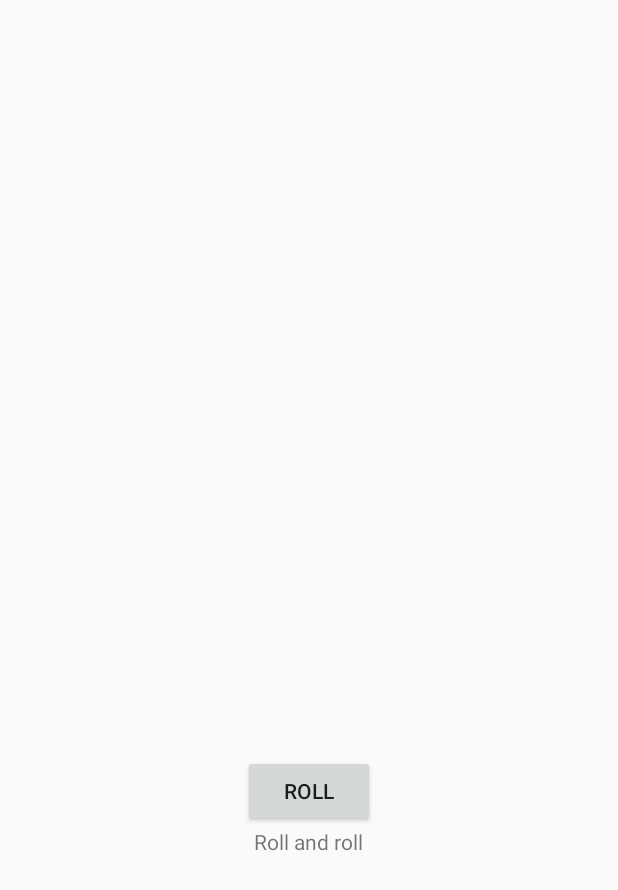
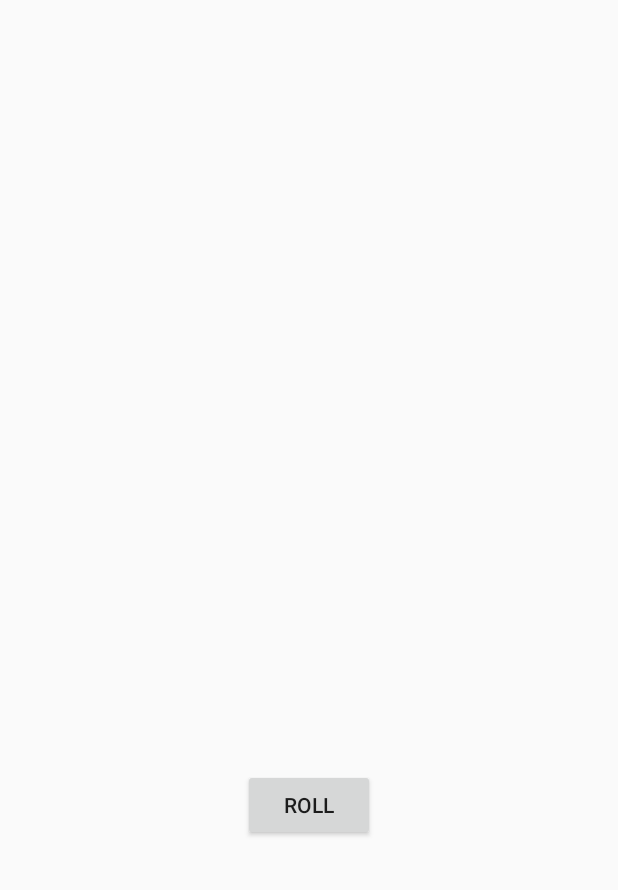
Before and after one commit to AlPoGold/GitSeminar_RollerDice, an Android app built with Jetpack Compose: the layout main_activity.xml on its own in the app's theme, with its tools: preview values and no code run, on a phone screen of 412 x 824 dp. Shown: the top 890 px of the screen. Run offline under Robolectric (Android 15) with nearby library versions, the phone set to English and light mode, and no system bars.

Commit message:
Revert "adding textview with roll in xml  revert 2"
This reverts commit 79a161b02b61d19f9846b5226342051876d0f9c6.

```diff
--- a/app/src/main/res/layout/main_activity.xml
+++ b/app/src/main/res/layout/main_activity.xml
@@ -22,13 +22,5 @@
         android:id="@+id/rollBtn"
         android:layout_gravity="center_horizontal"/>
 
-    <TextView
-        android:layout_width="wrap_content"
-        android:layout_height="wrap_content"
-        android:text="Roll and roll"
-        android:id="@+id/rolltv"
-        android:layout_gravity="center_horizontal"
-    />
-
 
 </LinearLayout>
```
